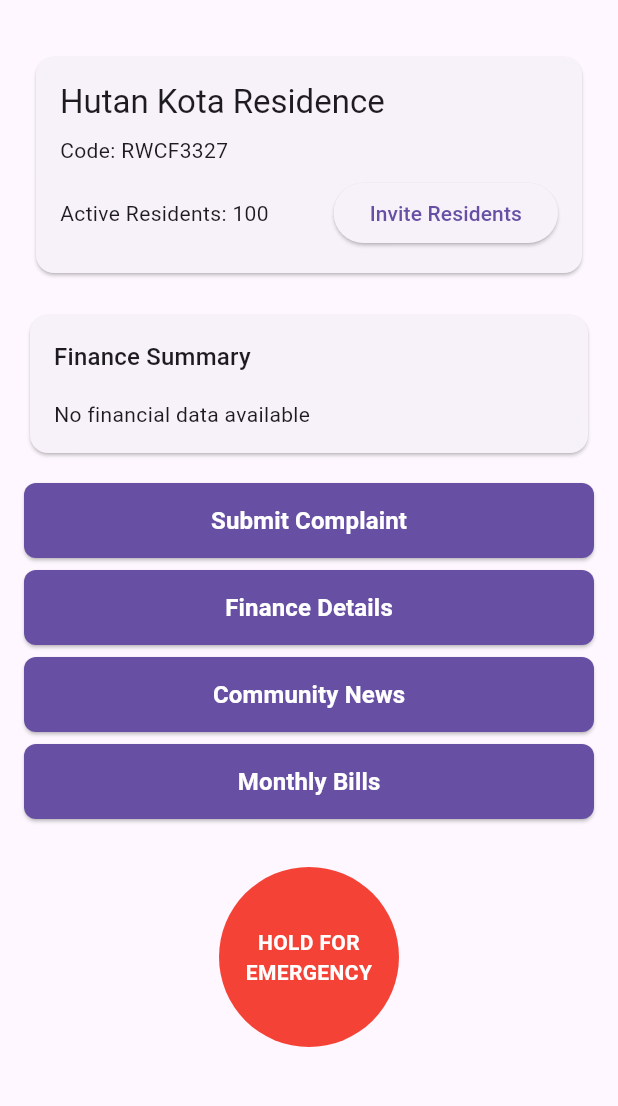
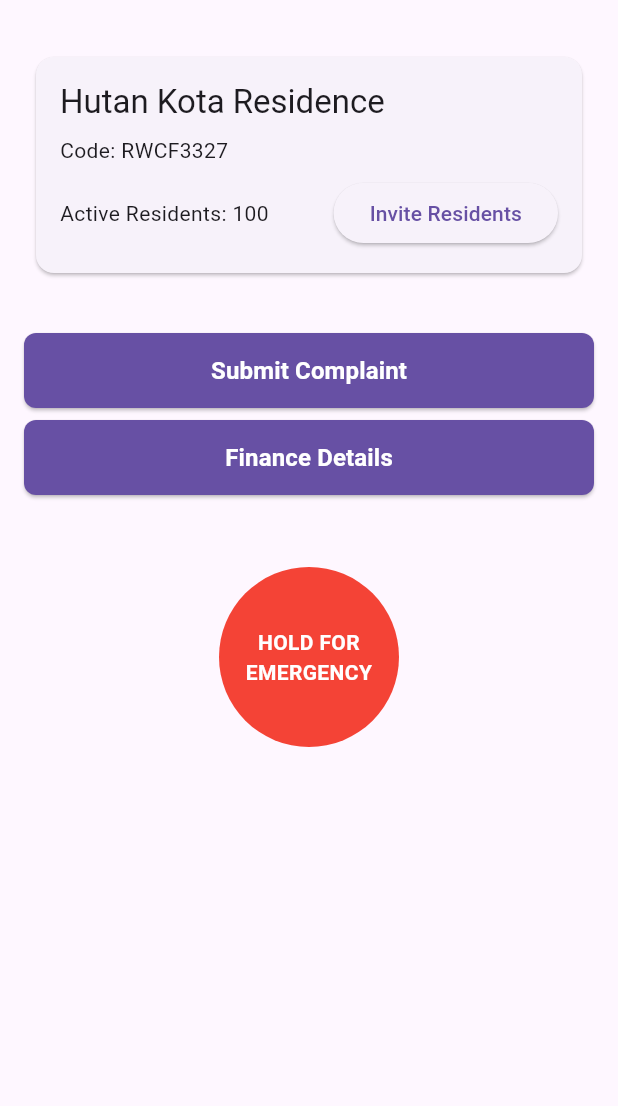
Before and after one commit to ther12k/rukunsmartapp, a Flutter app: the HomeScreen screen opened directly, on a phone screen of 412 x 824 dp, the part 63-1169 px from its top. Run offline on Flutter 3.47's test engine with Material 3 defaults, Android fonts, the phone set to English and light mode, and no system bars; our stand-ins replace equatable, flutter_bloc, image_picker, shared_preferences; accounts and stored records are empty.

Commit message:
fix : remove some screen to fix

```diff
--- a/lib/features/home/screens/home_screen.dart
+++ b/lib/features/home/screens/home_screen.dart
@@ -1,13 +1,17 @@
 import 'package:flutter/material.dart';
 import 'package:flutter_bloc/flutter_bloc.dart';
-import 'package:rukunsmart/features/finance/widgets/finance_summary_widget.dart';
+import 'package:rukunsmart/features/billing/bloc/billing_bloc.dart';
+import 'package:rukunsmart/features/complaint/bloc/complaint_bloc.dart';
+import 'package:rukunsmart/features/emergency/bloc/emergency_bloc.dart';
+import 'package:rukunsmart/features/finance/bloc/finance_bloc.dart';
 import 'package:rukunsmart/features/home/widgets/emergency_button.dart';
+import 'package:rukunsmart/features/news/bloc/news_bloc.dart';
 import 'package:rukunsmart/shared/widgets/region_card.dart';
 import '../../../features/auth/bloc/auth_bloc.dart';
 import '../../../features/news/screens/news_screen.dart';
 import '../../../features/complaint/screens/complaint_screen.dart';
-import '../../../features/finance/screens/finance_screen.dart';
 import '../../../features/billing/screens/billing_screen.dart';
+import '../../../features/finance/screens/finance_screen.dart'; // Import FinanceScreen
 import '../../../shared/widgets/custom_button.dart';
 
 class HomeScreen extends StatelessWidget {
@@ -35,7 +39,6 @@ class HomeScreen extends StatelessWidget {
             children: [
               const RegionCard(),
               const SizedBox(height: 16),
-              const FinanceSummary(),
               const SizedBox(height: 16),
               CustomButton(
                 text: 'Submit Complaint',
@@ -43,44 +46,66 @@ class HomeScreen extends StatelessWidget {
                   Navigator.push(
                     context,
                     MaterialPageRoute(
-                        builder: (context) => const ComplaintScreen()),
+                      builder: (context) => BlocProvider(
+                        create: (context) => ComplaintBloc(), // Provide the required bloc
+                        child: const ComplaintScreen(),
+                      ),
+                    ),
                   );
                 },
               ),
               const SizedBox(height: 8),
+              // Uncomment and add the Finance Details button
               CustomButton(
                 text: 'Finance Details',
                 onPressed: () {
                   Navigator.push(
                     context,
                     MaterialPageRoute(
-                        builder: (context) => const FinanceScreen()),
+                      builder: (context) => BlocProvider(
+                        create: (context) => FinanceBloc(), // Provide the required bloc
+                        child: const FinanceScreen(),
+                      ),
+                    ),
                   );
                 },
               ),
               const SizedBox(height: 8),
-              CustomButton(
-                text: 'Community News',
-                onPressed: () {
-                  Navigator.push(
-                    context,
-                    MaterialPageRoute(builder: (context) => const NewsScreen()),
-                  );
-                },
+              // CustomButton(
+              //   text: 'Community News',
+              //   onPressed: () {
+              //     Navigator.push(
+              //       context,
+              //       MaterialPageRoute(
+              //         builder: (context) => BlocProvider(
+              //           create: (context) => NewsBloc(), // Provide the required bloc
+              //           child: const NewsScreen(),
+              //         ),
+              //       ),
+              //     );
+              //   },
+              // ),
+              const SizedBox(height: 8),
+              // CustomButton(
+              //   text: 'Monthly Bills',
+              //   onPressed: () {
+              //     Navigator.push(
+              //       context,
+              //       MaterialPageRoute(
+              //         builder: (context) => BlocProvider(
+              //           create: (context) => BillingBloc(), // Provide the required bloc
+              //           child: const BillingScreen(),
+              //         ),
+              //       ),
+              //     );
+              //   },
+              // ),
+              const SizedBox(height: 32),
+              // Wrap the EmergencyButton with a BlocProvider for EmergencyBloc
+              BlocProvider(
+                create: (context) => EmergencyBloc(),
+                child: const EmergencyButton(),
               ),
-              const SizedBox(height: 8),
-              CustomButton(
-                text: 'Monthly Bills',
-                onPressed: () {
-                  Navigator.push(
-                    context,
-                    MaterialPageRoute(
-                        builder: (context) => const BillingScreen()),
-                  );
-                },
-              ),
-              const SizedBox(height: 32),
-              const EmergencyButton(),
             ],
           ),
         ),
--- a/lib/features/home/widgets/emergency_button.dart
+++ b/lib/features/home/widgets/emergency_button.dart
@@ -5,7 +5,7 @@ import 'package:rukunsmart/features/emergency/bloc/emergency_event.dart';
 import 'package:rukunsmart/features/emergency/bloc/emergency_state.dart';
 
 class EmergencyButton extends StatelessWidget {
-  const EmergencyButton({Key? key}) : super(key: key);
+  const EmergencyButton({super.key});
 
   @override
   Widget build(BuildContext context) {
```
